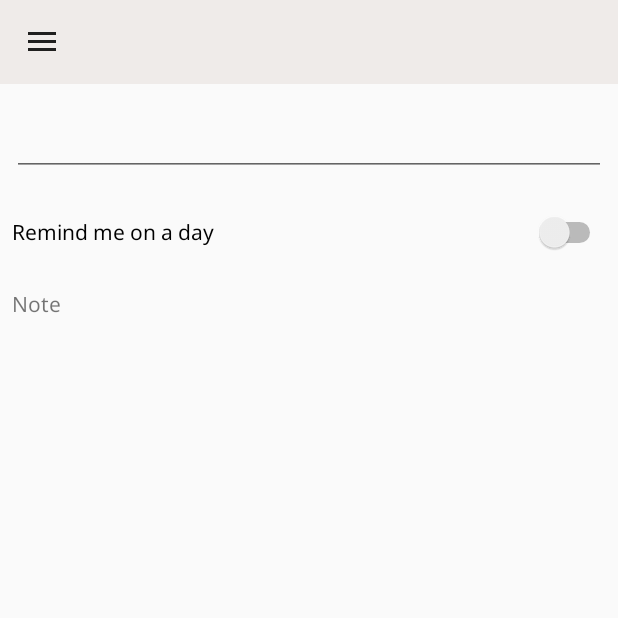
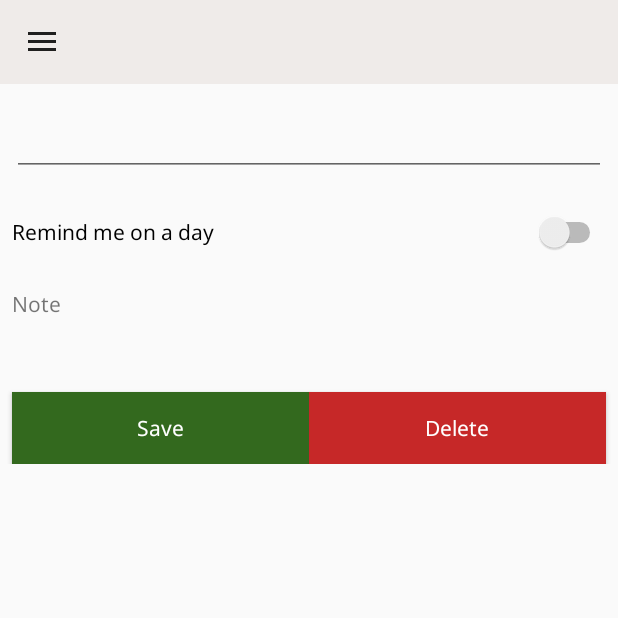
Before and after one commit to sandraaahuang/Calendear-Life, an Android app: the RemindersDetailFragment screen opened through its navigation route, on a phone screen of 412 x 824 dp, the top half of it. Run offline under Robolectric (Android 15) with nearby library versions, the phone set to English and light mode, and no system bars; our stand-ins replace data binding.

Commit message:
click countdown item can navigate to detailed information od countdown event

```diff
--- a/app/src/main/java/com/sandra/calendearlife/countdown/CountdownFragment.kt
+++ b/app/src/main/java/com/sandra/calendearlife/countdown/CountdownFragment.kt
@@ -7,7 +7,9 @@ import android.view.View
 import android.view.ViewGroup
 import androidx.fragment.app.Fragment
 import androidx.lifecycle.ViewModelProviders
+import androidx.navigation.fragment.findNavController
 import com.sandra.calendearlife.MyApplication
+import com.sandra.calendearlife.NavigationDirections
 import com.sandra.calendearlife.data.Countdown
 import com.sandra.calendearlife.data.Reminders
 import com.sandra.calendearlife.databinding.CountdownFragmentBinding
@@ -31,7 +33,9 @@ class CountdownFragment : Fragment() {
         binding.lifecycleOwner = this
         viewModel
 
-        val addCountdownAdapter = AddCountdownAdapter()
+        val addCountdownAdapter = AddCountdownAdapter(AddCountdownAdapter.OnClickListener{
+            findNavController().navigate(NavigationDirections.actionGlobalCountdownDetailFragment2())
+        })
 
         //mock data
         val mockData = ArrayList<Countdown>()
--- a/app/src/main/java/com/sandra/calendearlife/home/HomeCountdownAdapter.kt
+++ b/app/src/main/java/com/sandra/calendearlife/home/HomeCountdownAdapter.kt
@@ -8,7 +8,7 @@ import androidx.recyclerview.widget.RecyclerView
 import com.sandra.calendearlife.data.Countdown
 import com.sandra.calendearlife.databinding.ItemCountdownBinding
 
-class HomeCountdownAdapter :
+class HomeCountdownAdapter(val onClickListener: OnClickListener) :
     ListAdapter<Countdown, HomeCountdownAdapter.CountdownViewHolder>(DiffCallback) {
 
     class CountdownViewHolder(private var binding: ItemCountdownBinding):
@@ -40,7 +40,14 @@ class HomeCountdownAdapter :
 
     override fun onBindViewHolder(holder: CountdownViewHolder, position: Int) {
         val countdown = getItem(position)
+        holder.itemView.setOnClickListener {
+            onClickListener.onClick(countdown)
+        }
         holder.bind(countdown)
     }
 
+    class OnClickListener(val clickListener: (countdown: Countdown) -> Unit) {
+        fun onClick(countdown: Countdown) = clickListener(countdown)
+    }
+
 }
--- a/app/src/main/java/com/sandra/calendearlife/home/HomeFragment.kt
+++ b/app/src/main/java/com/sandra/calendearlife/home/HomeFragment.kt
@@ -28,7 +28,9 @@ class HomeFragment : Fragment() {
 
     override fun onCreateView(inflater: LayoutInflater, container: ViewGroup?, savedInstanceState: Bundle?): View? {
 
-        val countdownAdapter = HomeCountdownAdapter()
+        val countdownAdapter = HomeCountdownAdapter(HomeCountdownAdapter.OnClickListener{
+            findNavController().navigate(NavigationDirections.actionGlobalCountdownDetailFragment2())
+        })
         val remindersAdapter = HomeRemindersAdapter(this, HomeRemindersAdapter.OnClickListener{
             findNavController().navigate(NavigationDirections.actionGlobalRemindersDetailFragment())
         })
--- a/app/src/main/res/layout/item_countdown.xml
+++ b/app/src/main/res/layout/item_countdown.xml
@@ -9,7 +9,7 @@
     <androidx.constraintlayout.widget.ConstraintLayout
             android:orientation="vertical"
             android:layout_width="match_parent"
-            android:layout_height="wrap_content">
+            android:layout_height="wrap_content" android:id="@+id/countDownLayout">
 
 
         <TextView
@@ -46,6 +46,7 @@
                 android:layout_height="wrap_content"
                 app:layout_constraintEnd_toEndOf="parent" android:layout_marginEnd="8dp"
                 app:layout_constraintStart_toStartOf="parent" android:layout_marginStart="8dp"
-                app:layout_constraintTop_toBottomOf="@+id/countdownTitle" android:layout_marginTop="8dp"/>
+                app:layout_constraintTop_toBottomOf="@+id/countdownTitle" android:layout_marginTop="8dp"
+                app:layout_constraintBottom_toBottomOf="parent" android:layout_marginBottom="16dp"/>
     </androidx.constraintlayout.widget.ConstraintLayout>
 </layout>
--- a/app/src/main/res/layout/reminders_detail_fragment.xml
+++ b/app/src/main/res/layout/reminders_detail_fragment.xml
@@ -7,11 +7,10 @@
             android:layout_height="match_parent">
 
         <EditText
+                android:id="@+id/remindersTitle"
                 android:layout_width="0dp"
                 android:layout_height="wrap_content"
-                android:inputType="textPersonName"
-                android:ems="10"
-                android:id="@+id/remindersTitle" android:layout_marginTop="16dp"
+                android:layout_marginTop="16dp"
                 app:layout_constraintTop_toTopOf="parent" app:layout_constraintStart_toStartOf="parent"
                 android:layout_marginStart="8dp" android:layout_marginEnd="8dp"
                 app:layout_constraintEnd_toEndOf="parent"/>
@@ -31,21 +30,14 @@
                 app:layout_constraintStart_toStartOf="parent"
                 app:layout_constraintHorizontal_bias="0.0"
                 app:layout_constraintTop_toBottomOf="@+id/switchRemindDay" android:visibility="gone">
-            <ImageView
-                    android:layout_width="20dp"
-                    android:layout_height="20dp" app:srcCompat="@drawable/icon_time"
-                    android:id="@+id/icon_time" app:layout_constraintStart_toStartOf="parent"
-                    android:layout_marginStart="8dp" android:layout_marginTop="16dp"
-                    app:layout_constraintTop_toTopOf="parent"/>
             <TextView
                     android:id="@+id/remindDate"
                     android:layout_width="wrap_content"
                     android:layout_height="wrap_content"
                     android:fontFamily="@font/noto_sans"
-                    app:layout_constraintTop_toTopOf="@+id/icon_time"
-                    app:layout_constraintBottom_toBottomOf="@+id/icon_time"
                     android:text="8, 30, 2019"
-                    app:layout_constraintEnd_toStartOf="@+id/remindTime" android:layout_marginEnd="8dp"/>
+                    app:layout_constraintEnd_toStartOf="@+id/remindTime" android:layout_marginEnd="8dp"
+                    android:layout_marginTop="16dp" app:layout_constraintTop_toTopOf="parent"/>
             <TextView
                     android:text="10 : 25 AM"
                     android:layout_width="wrap_content"
@@ -54,6 +46,14 @@
                     android:id="@+id/remindTime"
                     app:layout_constraintEnd_toEndOf="parent"
                     android:layout_marginEnd="8dp" android:layout_marginTop="16dp"
+                    app:layout_constraintTop_toTopOf="parent"/>
+            <TextView
+                    android:text="Date"
+                    android:fontFamily="@font/noto_sans"
+                    android:layout_width="wrap_content"
+                    android:layout_height="wrap_content"
+                    android:id="@+id/date" app:layout_constraintStart_toStartOf="parent"
+                    android:layout_marginStart="8dp" android:layout_marginTop="16dp"
                     app:layout_constraintTop_toTopOf="parent"/>
         </androidx.constraintlayout.widget.ConstraintLayout>
         <androidx.constraintlayout.widget.ConstraintLayout
@@ -77,6 +77,34 @@
                     app:layout_constraintStart_toStartOf="@+id/remindNote" android:layout_marginEnd="8dp"
                     app:layout_constraintEnd_toEndOf="parent"
                     app:layout_constraintTop_toBottomOf="@+id/remindNote" android:layout_marginTop="8dp"/>
+            <Button
+                    android:id="@+id/saveButton2"
+                    android:text="@string/saveReminders"
+                    android:fontFamily="@font/noto_sans"
+                    android:textAllCaps="false"
+                    android:textColor="@color/white"
+                    android:background="#33691e"
+                    android:layout_width="0dp"
+                    android:layout_height="wrap_content"
+                    android:layout_marginTop="16dp"
+                    app:layout_constraintTop_toBottomOf="@+id/editText_remindNote"
+                    app:layout_constraintStart_toStartOf="parent"
+                    android:layout_marginStart="8dp" app:layout_constraintHorizontal_bias="0.5"
+                    app:layout_constraintEnd_toStartOf="@+id/deleteButton2"/>
+            <Button
+                    android:text="Delete"
+                    android:layout_width="0dp"
+                    android:layout_height="wrap_content"
+                    android:fontFamily="@font/noto_sans"
+                    android:textAllCaps="false"
+                    android:textColor="@color/white"
+                    android:background="#c62828"
+                    android:id="@+id/deleteButton2" app:layout_constraintEnd_toEndOf="parent"
+                    android:layout_marginEnd="8dp"
+                    android:layout_marginTop="16dp" app:layout_constraintTop_toBottomOf="@+id/editText_remindNote"
+                    app:layout_constraintStart_toEndOf="@+id/saveButton2" app:layout_constraintHorizontal_bias="0.5"/>
         </androidx.constraintlayout.widget.ConstraintLayout>
+
+
     </androidx.constraintlayout.widget.ConstraintLayout>
 </layout>
--- a/app/src/main/res/navigation/navigation.xml
+++ b/app/src/main/res/navigation/navigation.xml
@@ -29,5 +29,9 @@
               android:label="CountdownFragment"/><action android:id="@+id/action_global_countdownFragment" app:destination="@id/countdownFragment"/>
     <fragment android:id="@+id/remindersDetailFragment"
               android:name="com.sandra.calendearlife.reminders.RemindersDetailFragment"
-              android:label="RemindersDetailFragment"/><action android:id="@+id/action_global_remindersDetailFragment" app:destination="@id/remindersDetailFragment"/>
+              android:label="RemindersDetailFragment"/>
+    <action android:id="@+id/action_global_remindersDetailFragment" app:destination="@id/remindersDetailFragment"/>
+    <fragment android:id="@+id/countdownDetailFragment"
+              android:name="com.sandra.calendearlife.countdown.CountdownDetailFragment"
+              android:label="CountdownDetailFragment"/><action android:id="@+id/action_global_countdownDetailFragment2" app:destination="@id/countdownDetailFragment"/>
 </navigation>
```
Also changed, not shown: app/src/main/java/com/sandra/calendearlife/countdown/AddCountdownAdapter.kt (+7 -9 lines), app/src/main/java/com/sandra/calendearlife/countdown/CountdownDetailFragment.kt (added, +40 -0 lines), app/src/main/res/layout/countdown_detail_fragment.xml (added, +65 -0 lines).
